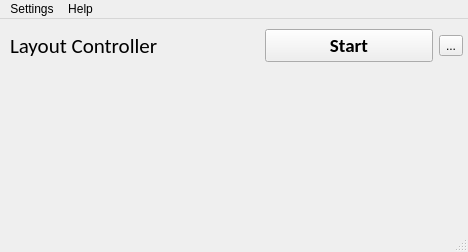
First picture: the form in src/Chiya/mainwindow.ui, repository QYQYMBA/ChiyaProject, before the edit.
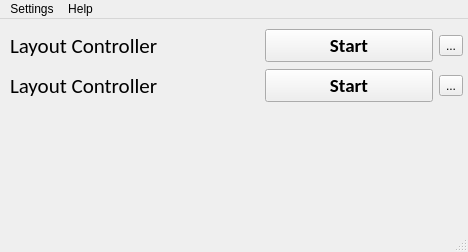
Second picture: the form after the edit.

Commit message: Integrated CorrectLayout

Patch:
```diff
--- a/src/Chiya/mainwindow.ui
+++ b/src/Chiya/mainwindow.ui
@@ -83,6 +83,75 @@
      </item>
     </layout>
    </widget>
+   <widget class="QWidget" name="layoutWidget_2">
+    <property name="geometry">
+     <rect>
+      <x>10</x>
+      <y>50</y>
+      <width>453</width>
+      <height>33</height>
+     </rect>
+    </property>
+    <layout class="QHBoxLayout" name="clHorizontalLayout">
+     <item>
+      <widget class="QLabel" name="clLabel">
+       <property name="font">
+        <font>
+         <family>Calibri</family>
+         <pointsize>16</pointsize>
+        </font>
+       </property>
+       <property name="toolTip">
+        <string>This module switches layouts just like windows do, but with more customize options</string>
+       </property>
+       <property name="text">
+        <string>Layout Controller</string>
+       </property>
+      </widget>
+     </item>
+     <item>
+      <spacer name="horizontalSpacer_3">
+       <property name="orientation">
+        <enum>Qt::Horizontal</enum>
+       </property>
+       <property name="sizeType">
+        <enum>QSizePolicy::Fixed</enum>
+       </property>
+       <property name="sizeHint" stdset="0">
+        <size>
+         <width>80</width>
+         <height>20</height>
+        </size>
+       </property>
+      </spacer>
+     </item>
+     <item>
+      <widget class="QPushButton" name="clStateButton">
+       <property name="font">
+        <font>
+         <family>Calibri</family>
+         <pointsize>14</pointsize>
+         <weight>75</weight>
+         <bold>true</bold>
+        </font>
+       </property>
+       <property name="text">
+        <string>Start</string>
+       </property>
+      </widget>
+     </item>
+     <item>
+      <widget class="QToolButton" name="clSettingsButton">
+       <property name="toolTip">
+        <string>Layout Controller settings</string>
+       </property>
+       <property name="text">
+        <string>...</string>
+       </property>
+      </widget>
+     </item>
+    </layout>
+   </widget>
   </widget>
   <widget class="QMenuBar" name="menubar">
    <property name="geometry">
```
Left out of the diff: 2 changed lines with no effect on the pictures. The commit also changes 20 other files.
